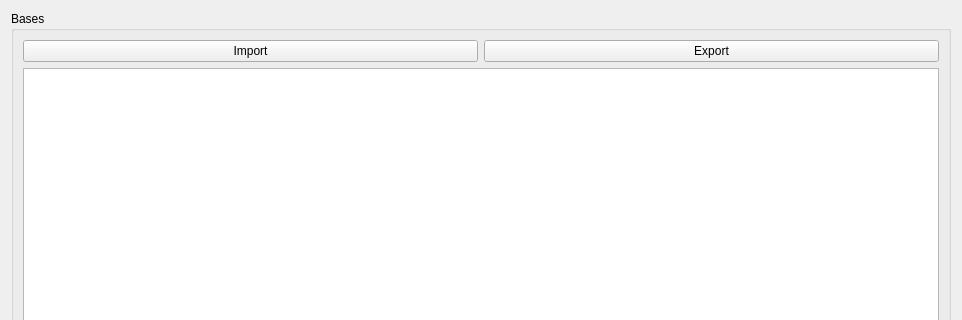
MitaineDomise/H3, file H3/GUI/QtDesigns/Bases.ui: the form before one commit; both pictures show x 0 to 962 and y 0 to 320 of the 962 by 895 pixel window.
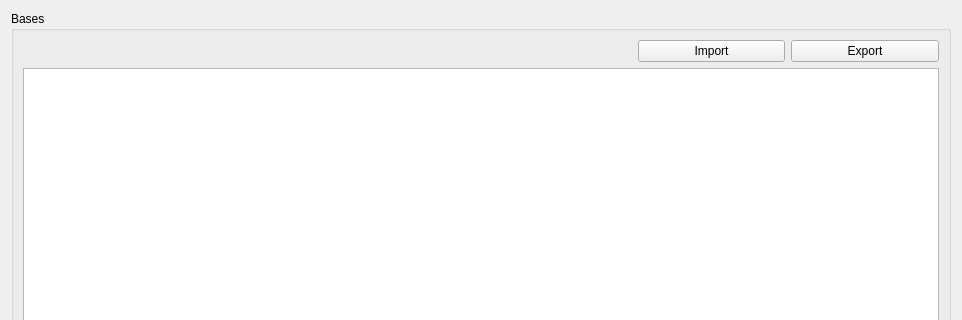
The form after the commit.

```diff
--- a/H3/GUI/QtDesigns/Bases.ui
+++ b/H3/GUI/QtDesigns/Bases.ui
@@ -41,21 +41,14 @@
       <string>Bases</string>
      </property>
      <layout class="QGridLayout" name="gridLayout">
-      <item row="0" column="0">
-       <widget class="QPushButton" name="importButton">
-        <property name="text">
-         <string>Import</string>
-        </property>
-       </widget>
-      </item>
-      <item row="0" column="1">
+      <item row="0" column="5">
        <widget class="QPushButton" name="exportButton">
         <property name="text">
          <string>Export</string>
         </property>
        </widget>
       </item>
-      <item row="1" column="0" colspan="2">
+      <item row="1" column="0" colspan="6">
        <widget class="QTreeView" name="treeView">
         <property name="editTriggers">
          <set>QAbstractItemView::NoEditTriggers</set>
@@ -68,6 +61,13 @@
         </property>
        </widget>
       </item>
+      <item row="0" column="4">
+       <widget class="QPushButton" name="importButton">
+        <property name="text">
+         <string>Import</string>
+        </property>
+       </widget>
+      </item>
      </layout>
     </widget>
    </item>
```
Left out of the diff: 8 changed lines with no effect on the pictures.
